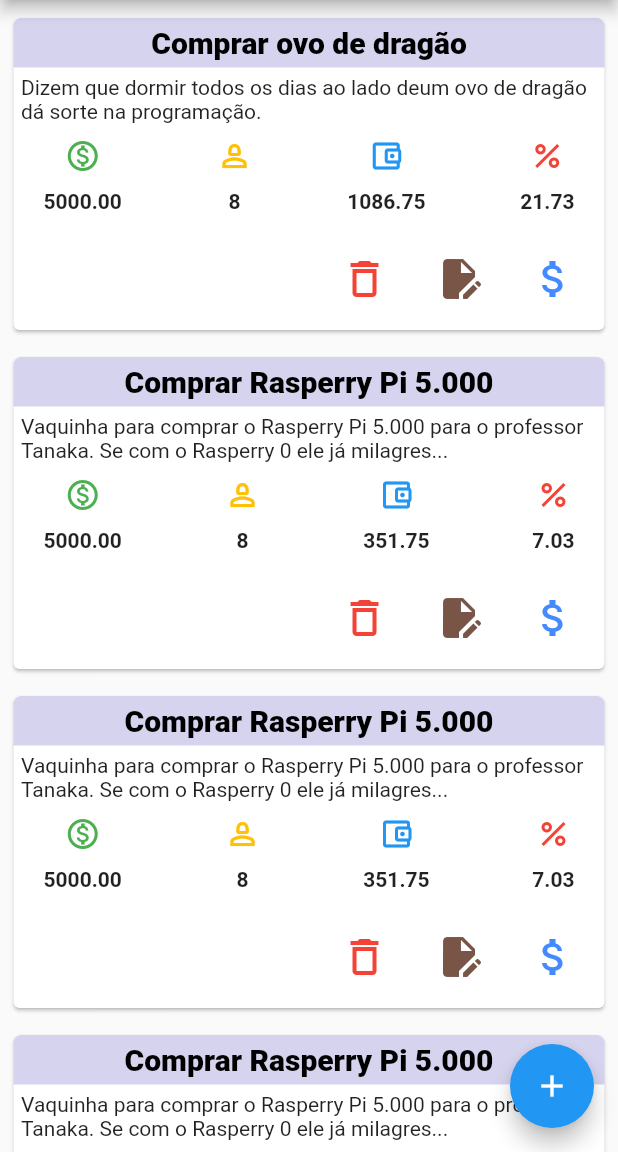
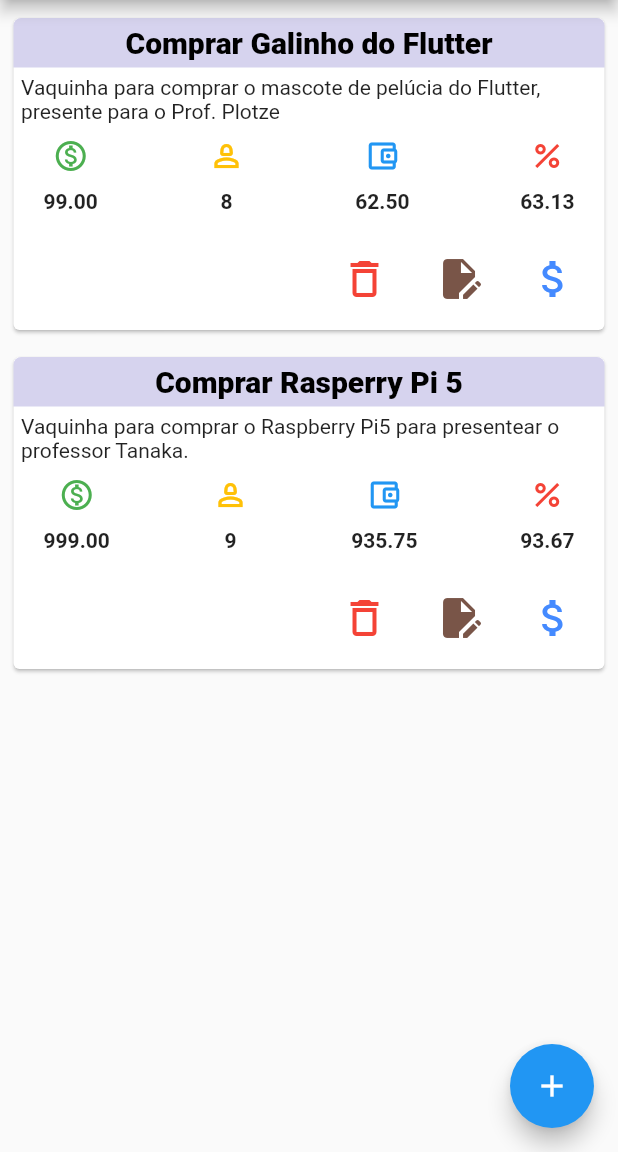
Before and after one commit to Akira-Ssan/JunTos, a Flutter app: the TelaMenu screen opened by its route, on a phone screen of 412 x 824 dp, the part 84-1236 px from its top. Run offline on Flutter 3.47's test engine with Material 2 defaults, Android fonts, the phone set to English and light mode, and no system bars; our stand-ins replace cloud_firestore, device_preview, firebase_auth, firebase_core; accounts and stored records are empty.

Commit message:
mudanças no leaute gerenciador vaquinha

```diff
--- a/projeto_jenice_pay_list/lib/repository/teste.dart
+++ b/projeto_jenice_pay_list/lib/repository/teste.dart
@@ -2,35 +2,36 @@ import '../model/participante_model.dart';
 
 class Membros {
   List<Participante> participante = [
-    Participante('Jannet', 30.0),
-    Participante('Jão', 25.0),
-    Participante('Josué', 50.0),
-    Participante('Verônica Vaz', 105.0),
-    Participante('Giana', 1.50),
-    Participante('Tandréia', 0.0),
-    Participante('Angelicia', 55.25),
-    Participante('Valdelicia', 85.0)
+    Participante('Kakashi Hatake', 150.0),
+    Participante('Hianata Hyuga', 25.0),
+    Participante('Sakura Haruno', 50.0),
+    Participante('Gaara', 60.0),
+    Participante('Jiraya', 10.50),
+    Participante('Shikamaru Nara', 0.0),
+    Participante('Asuma Sarutobi', 55.25),
+    Participante('Temari', 85.0),
+    Participante('Killer Bee', 500.0)
   ];
 }
 
 class Membros1 {
   List<Participante> participante = [
-    Participante('Taveira', 50.0),
-    Participante('Pelezito', 75.0),
-    Participante('Maria Homem', 105.0),
-    Participante('Val de Morte', 250.0),
-    Participante('Geleiana', 550.50),
-    Participante('Tamirez', 1.0),
-    Participante('Angelita', 20.25),
-    Participante('Valdirene', 35.0)
+    Participante('Hermione Granger', 5.0),
+    Participante('Draco Malfoy', 7.0),
+    Participante('Luna Lovegood', 10.0),
+    Participante('Lord Voldemort', 2.0),
+    Participante('Sirius Black', 0.50),
+    Participante('Cho Chang', 1.0),
+    Participante('Regulus Black', 2.0),
+    Participante('Astoria Greengrass', 35.0)
   ];
 }
 
 Vaquinha vaquis = Vaquinha(
     'AuWid',
-    'Comprar Rasperry Pi 5.000',
-    'Vaquinha para comprar o Rasperry Pi 5.000 para o professor Tanaka. Se com o Rasperry 0 ele já milagres...',
-    5000.0,
+    'Comprar Rasperry Pi 5',
+    'Vaquinha para comprar o Raspberry Pi5 para presentear o professor Tanaka.',
+    999.0,
     null,
     null,
     participantes: Membros().participante);
@@ -39,9 +40,9 @@ class ListaVaquis {
   List<Vaquinha> listaVaquinhas = [
     Vaquinha(
         'AuWid',
-        'Comprar ovo de dragão',
-        'Dizem que dormir todos os dias ao lado deum ovo de dragão dá sorte na programação.',
-        5000.0,
+        'Comprar Galinho do Flutter',
+        'Vaquinha para comprar o mascote de pelúcia do Flutter, presente para o Prof. Plotze',
+        99.0,
         null,
         null,
         participantes: Membros1().participante)
--- a/projeto_jenice_pay_list/lib/view/compra_coletiva_view.dart
+++ b/projeto_jenice_pay_list/lib/view/compra_coletiva_view.dart
@@ -163,7 +163,7 @@ class _CompraColetivaState extends State<CompraColetiva> {
             Column(
               children: [
                 SizedBox(
-                  height: 300,
+                  height: 430,
                   //
                   //Lista participantes add vaquinha
                   //
--- a/projeto_jenice_pay_list/lib/view/gerenciar_compra_coletiva_view.dart
+++ b/projeto_jenice_pay_list/lib/view/gerenciar_compra_coletiva_view.dart
@@ -94,7 +94,9 @@ class _GerenciarViewState extends State<GerenciarView> {
                       //height: 10,
                       //thickness: 3,
                       ),
-                  Row(
+                  Padding(
+                    padding: const EdgeInsets.all(8.0),
+                    child: Row(
                       mainAxisAlignment: MainAxisAlignment.spaceBetween,
                       mainAxisSize: MainAxisSize.max,
                       children: [
@@ -102,35 +104,35 @@ class _GerenciarViewState extends State<GerenciarView> {
                           children: [
                             const Text('Meta'),
                             const Divider(),
-                          Text(vaquinha.valor.toStringAsFixed(2))
+                            Text('R\$ ${vaquinha.valor.toStringAsFixed(2)}')
                           ],
                         ),
                         Column(
                           children: [
                             const Text('Restam'),
                             const Divider(),
-                          Text((vaquinha.valor -
-                                  vaquinha.totalValorDadoPorParticipantes())
-                              .toStringAsFixed(2))
+                            Text(
+                                'R\$ ${(vaquinha.valor - vaquinha.totalValorDadoPorParticipantes()).toStringAsFixed(2)}')
                           ],
                         ),
                         Column(
                           children: [
                             const Text('Participantes'),
                             const Divider(),
-                          Text(vaquinha.quantidadeDeParticipantes().toString())
+                            Text(
+                                vaquinha.quantidadeDeParticipantes().toString())
                           ],
                         ),
                         Column(
                           children: [
                             const Text('Cota por pessoa'),
                             const Divider(),
-                          Text((vaquinha.valor /
-                                  vaquinha.quantidadeDeParticipantes())
-                              .toStringAsFixed(2))
+                            Text(
+                                'R\$ ${(vaquinha.valor / vaquinha.quantidadeDeParticipantes()).toStringAsFixed(2)}')
                           ],
                         ),
                       ],
+                    ),
                   )
                 ],
               ),
--- a/projeto_jenice_pay_list/lib/view/tela_menu_view.dart
+++ b/projeto_jenice_pay_list/lib/view/tela_menu_view.dart
@@ -19,15 +19,6 @@ class _TelaMenuState extends State<TelaMenu> {
 
   @override
   void initState() {
-    vacosa.addv(vaquis);
-    vacosa.addv(vaquis);
-    vacosa.addv(vaquis);
-    vacosa.addv(vaquis);
-    vacosa.addv(vaquis);
-    vacosa.addv(vaquis);
-    vacosa.addv(vaquis);
-    vacosa.addv(vaquis);
-    vacosa.addv(vaquis);
     vacosa.addv(vaquis);
     super.initState();
   }
```
Lines whose indentation alone changed are shown as unchanged.
